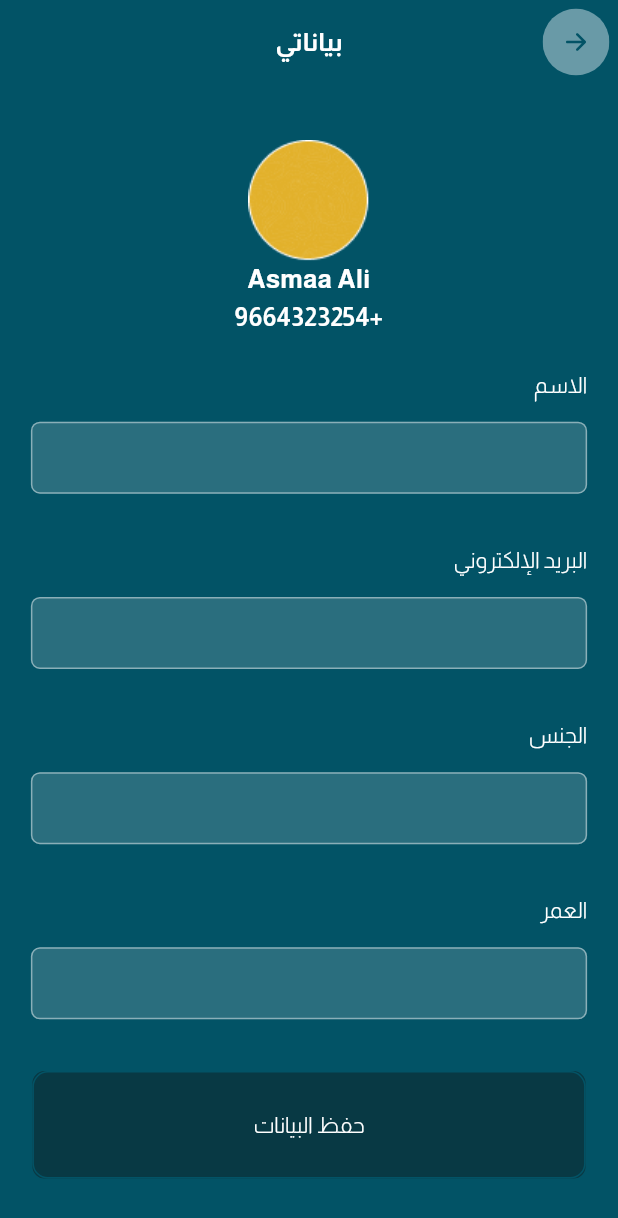
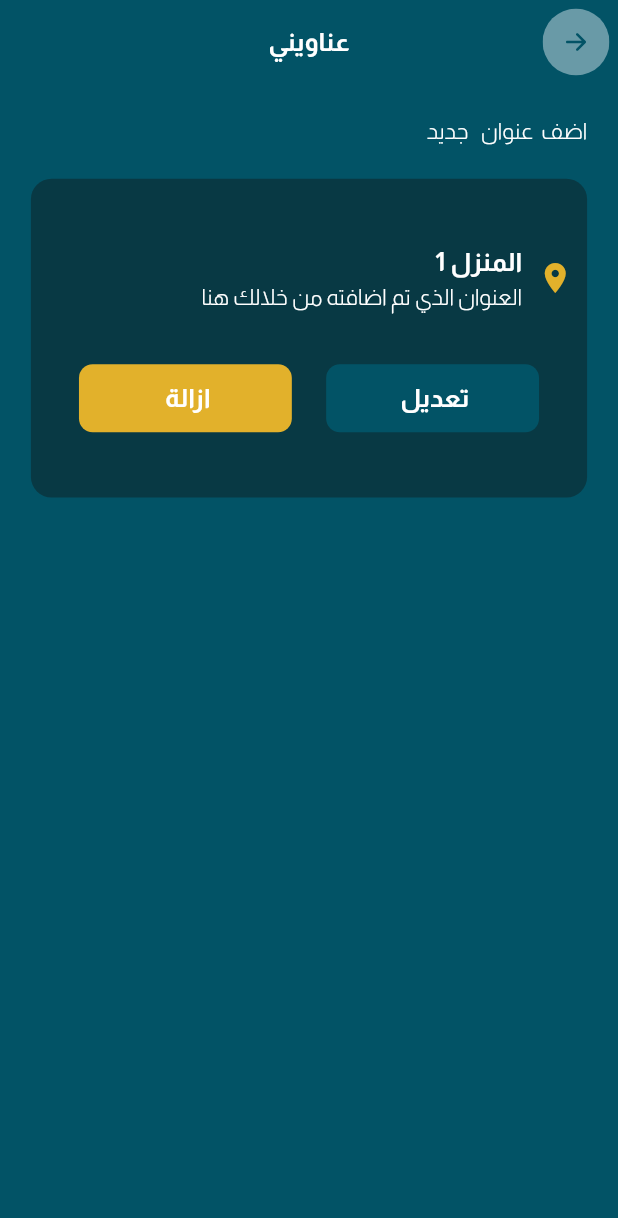
Before and after one commit to ranahamdy1/abo_maged_app, a Flutter app: the ProfileScreen screen opened directly, after a tap on "عناويني", on a phone screen of 412 x 824 dp. Shown: the top 1218 px of the screen. Run offline on Flutter 3.47's test engine with Material 3 defaults, Android fonts, the phone set to English and light mode, and no system bars; our stand-ins replace animated_splash_screen, bloc, carousel_slider, contained_tab_bar_view, dio, easy_localization and 7 more; accounts and stored records are empty.

Commit message:
add my address screen

```diff
--- /dev/null
+++ b/lib/features/home/profile/view/my_address_screen.dart
@@ -0,0 +1,99 @@
+import 'package:abo_maged_app/core/utils/app_assets.dart';
+import 'package:abo_maged_app/core/utils/app_colors.dart';
+import 'package:abo_maged_app/core/utils/app_routes.dart';
+import 'package:abo_maged_app/core/widgets/text_widget.dart';
+import 'package:flutter/material.dart';
+import 'package:flutter_screenutil/flutter_screenutil.dart';
+import 'package:flutter_svg/svg.dart';
+
+class MyAddressScreen extends StatelessWidget {
+  const MyAddressScreen({super.key});
+
+  @override
+  Widget build(BuildContext context) {
+    return Scaffold(
+      appBar: AppBar(
+        backgroundColor: AppColors.mainColor,
+        title: const TextWidget.bigText("عناويني"),
+        centerTitle: true,
+        leading: Padding(
+          padding: EdgeInsets.all(5.0.w),
+          child: GestureDetector(
+            onTap: (){
+              AppRoutes.pop(context);
+            },
+            child: SizedBox(
+              height: 40.h,
+              width: 40.w,
+              child: SvgPicture.asset("next".getSvgAsset),
+            ),
+          ),
+        ),
+      ),
+      body: Padding(
+        padding: EdgeInsets.all(18.0.w),
+        child: Column(
+          children: [
+            const Align(
+                alignment: Alignment.topRight,
+                child: TextWidget("اضف  عنوان   جديد"),
+            ),
+            SizedBox(height: 18.h),
+            Container(
+              height: 178.h,
+              width: 368.w,
+              decoration: BoxDecoration(
+                color: AppColors.secondColor,
+                borderRadius: BorderRadius.circular(12.r),
+              ),
+              child: Padding(
+                padding: EdgeInsets.all(8.0.w),
+                child: Column(
+                  mainAxisAlignment: MainAxisAlignment.spaceEvenly,
+                  children: [
+                    Row(
+                      children: [
+                        const Icon(Icons.location_on,color: AppColors.yellowColor,),
+                        SizedBox(width: 9.w),
+                        const Column(
+                          crossAxisAlignment: CrossAxisAlignment.start,
+                          children: [
+                            TextWidget.bigText("المنزل 1"),
+                            TextWidget("العنوان الذي تم اضافته من خلالك هنا")
+                          ],
+                        ),
+                      ],
+                    ),
+                    Row(
+                      mainAxisAlignment: MainAxisAlignment.spaceEvenly,
+                      children: [
+                        Container(
+                          height: 38.h,
+                          width: 124.w,
+                          decoration: BoxDecoration(
+                            color: AppColors.mainColor,
+                            borderRadius: BorderRadius.circular(8.r),
+                          ),
+                          child: const Center(child: TextWidget.bigText("تعديل ")),
+                        ),
+                        Container(
+                          height: 38.h,
+                          width: 124.w,
+                          decoration: BoxDecoration(
+                            color: AppColors.yellowColor,
+                            borderRadius: BorderRadius.circular(8.r),
+                          ),
+                          child: const Center(child: TextWidget.bigText("ازالة ")),
+                        ),
+                      ],
+                    )
+                  ],
+                ),
+              ),
+            )
+          ],
+        ),
+      ),
+    );
+  }
+}
--- a/lib/features/home/profile/view/profile_screen.dart
+++ b/lib/features/home/profile/view/profile_screen.dart
@@ -3,6 +3,7 @@ import 'package:abo_maged_app/core/utils/app_colors.dart';
 import 'package:abo_maged_app/core/utils/app_routes.dart';
 import 'package:abo_maged_app/core/widgets/text_widget.dart';
 import 'package:abo_maged_app/features/auth/sign_up/view/sign_up_screen.dart';
+import 'package:abo_maged_app/features/home/profile/view/my_address_screen.dart';
 import 'package:abo_maged_app/features/home/profile/view/my_data_screen.dart';
 import 'package:abo_maged_app/features/home/profile/view/privacy_setting_screen.dart';
 import 'package:abo_maged_app/features/home/profile/view/use_rules_screen.dart';
@@ -53,7 +54,7 @@ class ProfileScreen extends StatelessWidget {
                           const Divider(color: AppColors.mainColor),
                           InkWell(
                               onTap: (){
-                                AppRoutes.routeTo(context, MyDataScreen());
+                                AppRoutes.routeTo(context, const MyAddressScreen());
                               },
                               child: const SettingWidget(image: 'my_address', text: 'عناويني', icon: Icons.arrow_forward_ios)),
                           const Divider(color: AppColors.mainColor),
```
